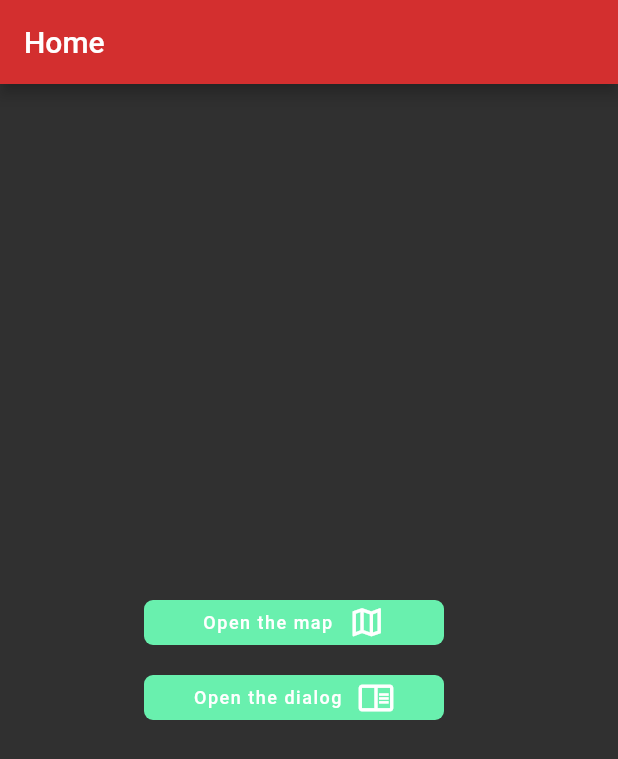
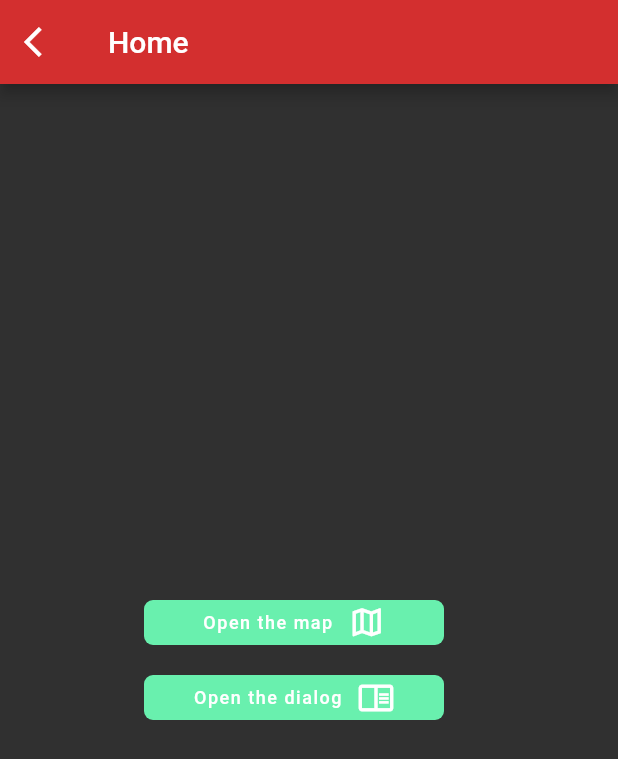
Before and after one commit to Davidinho241/flutter-lib, a Flutter app: the screen it shows after launch, on a phone screen of 412 x 824 dp. Shown: the top 759 px of the screen. Run offline on Flutter 3.47's test engine with Material 2 defaults, Android fonts, the phone set to English and light mode, and no system bars; our stand-ins replace google_maps_flutter; missing offline and left inert: google_maps_flutter_web.

```diff
--- a/lib/src/screens/HomeUI.dart
+++ b/lib/src/screens/HomeUI.dart
@@ -21,6 +21,10 @@ class _HomeUIState extends State<HomeUI> {
   Widget build(BuildContext context) {
     return Scaffold(
       appBar: AppBar(
+        leading: IconButton(
+          onPressed: () => Navigator.pop(context, wallets),
+          icon: Icon(Icons.arrow_back_ios),
+        ),
         title: const Text('Home'),
         backgroundColor: Colors.red[700],
       ),
--- a/lib/src/screens/MapUI.dart
+++ b/lib/src/screens/MapUI.dart
@@ -34,6 +34,10 @@ class _MapUIState extends State<MapUI> {
     return MaterialApp(
       home: Scaffold(
         appBar: AppBar(
+          leading: IconButton(
+            onPressed: () => Navigator.pop(context, wallets),
+            icon: Icon(Icons.arrow_back_ios),
+          ),
           title: const Text('Google Map'),
           backgroundColor: Colors.red[700],
         ),
```
Also changed, not shown: 1 other file.
